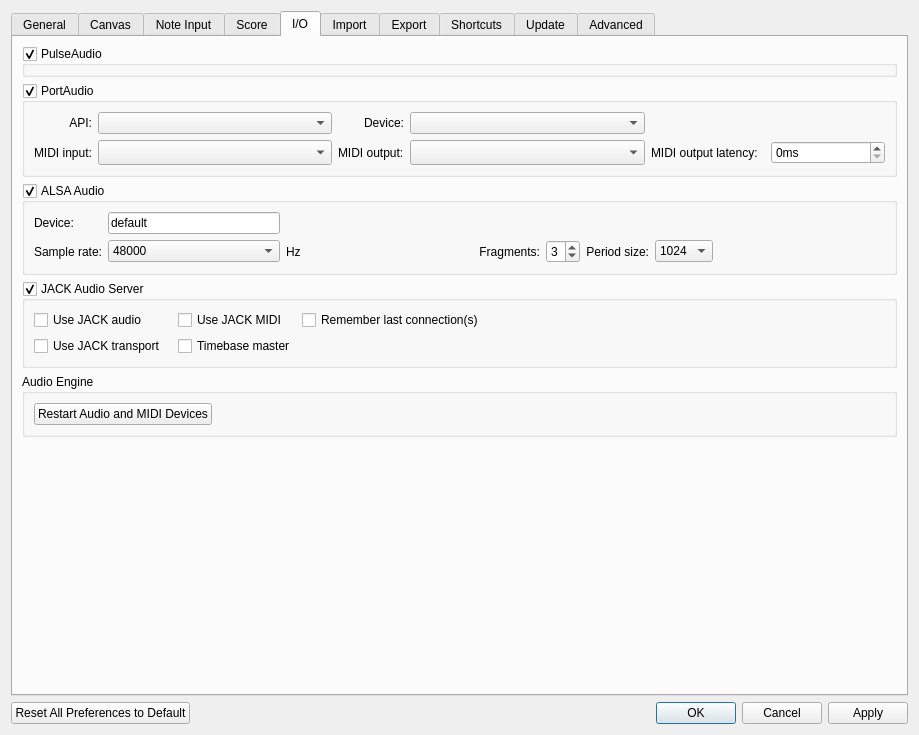
First picture: the form in mscore/prefsdialog.ui, repository kenmays/MuseScore, before the edit.
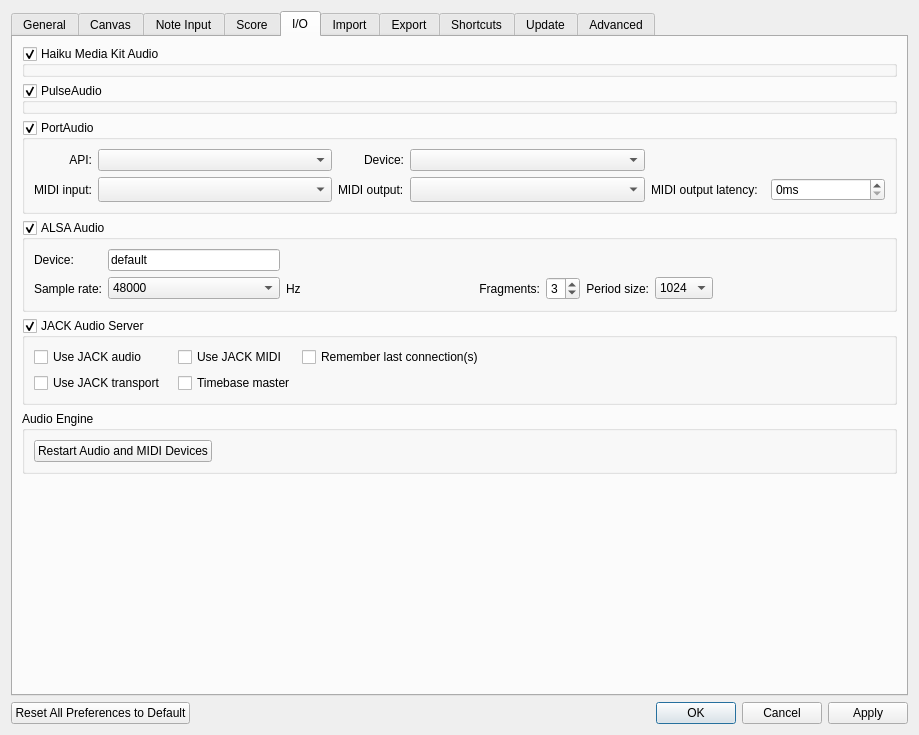
Second picture: the form after the edit. The open tabs and pages were chosen to show the change. Icons and pictures are not drawn. Custom widgets are drawn as their Qt base class.

Diff of the .ui file:
```diff
--- a/mscore/prefsdialog.ui
+++ b/mscore/prefsdialog.ui
@@ -2782,6 +2782,25 @@
        <string>I/O</string>
       </attribute>
       <layout class="QVBoxLayout" name="verticalLayout_8">
+      <item>
+        <widget class="Ms::RadioButtonGroupBox" name="mediakitDriver">
+         <property name="minimumSize">
+          <size>
+           <width>0</width>
+           <height>30</height>
+          </size>
+         </property>
+         <property name="focusPolicy">
+          <enum>Qt::StrongFocus</enum>
+         </property>
+         <property name="title">
+          <string>Haiku Media Kit Audio</string>
+         </property>
+         <property name="checkable">
+          <bool>true</bool>
+         </property>
+        </widget>
+       </item>
        <item>
         <widget class="Ms::RadioButtonGroupBox" name="pulseaudioDriver">
          <property name="sizePolicy">
```
